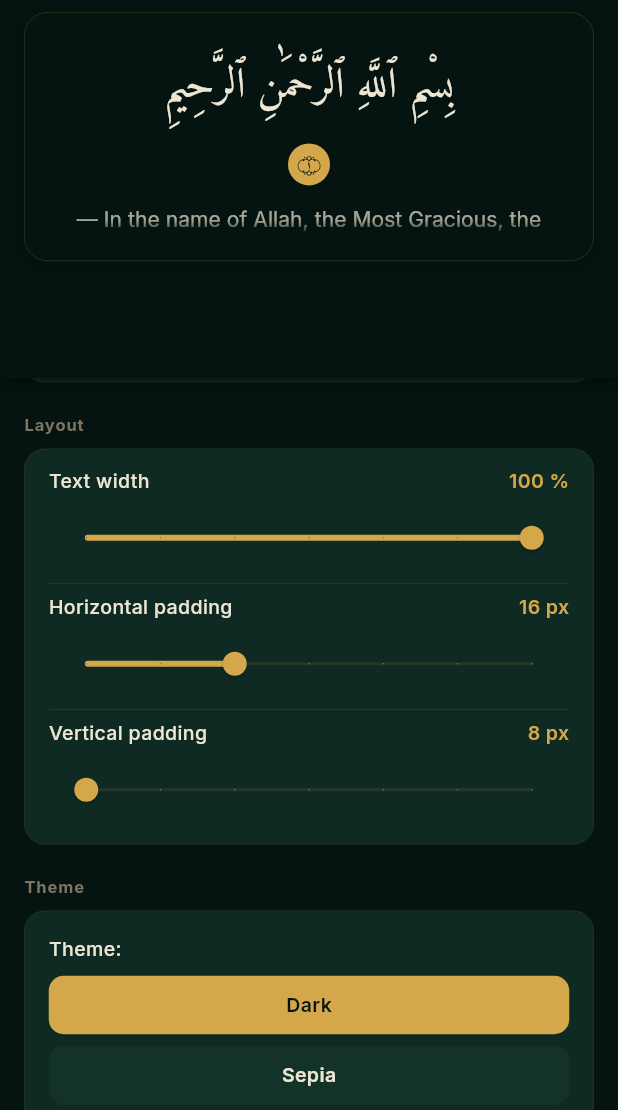
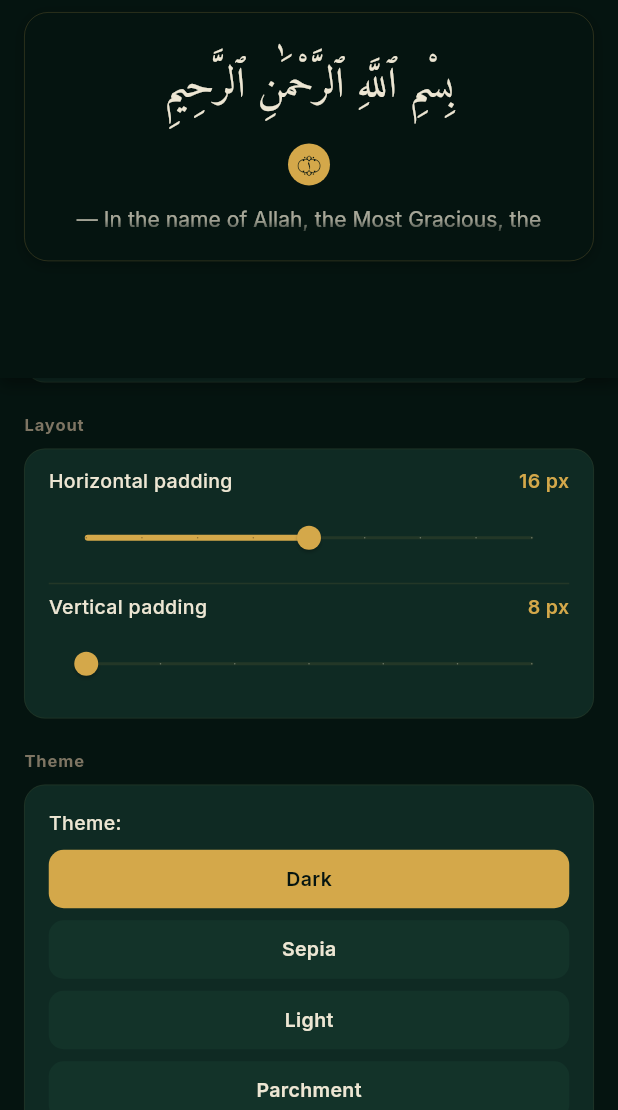
Before and after one commit to darlo-io/My_VC_Projects, a Flutter app: the ReaderDisplaySettingsScreen screen opened by its route, scrolled down 576 dp, on a phone screen of 412 x 824 dp, the part 126-1236 px from its top. Run offline on Flutter 3.47's test engine with Material 3 defaults, Android fonts, the phone set to English and light mode, and no system bars; our stand-ins replace audio_service, dio, drift, flutter_riverpod, go_router, just_audio and 1 more; missing offline and left inert: cryptography; accounts and stored records are empty; generated files the repository leaves out were written again.

Commit message:
refactor(settings): remove 'Text width' slider, paddingHorizontal min=0
1. **Удалён слайдер 'Ширина полосы' (textWidthPercent)**:
   - SliderRow для textWidthPercent удалён из настроек
     отображения (группа 'Макет').
   - l10n-ключ displaySettingsTextWidth удалён из 3 .arb.
   - Поле [textWidthPercent] сохранено в [ReaderDisplaySettings]
     (defaults: 100.0) — текст в Reader всегда занимает полную
     ширину экрана.

2. **'Горизонтальный отступ' (paddingHorizontal)**:
   - Начало диапазона: 8 → 0 (текст может быть вплотную к
     краям экрана).
   - Количество делений: 6 → 8 (более плавная регулировка:
     0, 4, 8, 12, 16, 20, 24, 28, 32).

Все 33 unit-теста проходят. Reader запускается без ошибок.
Скрин tool/settings_no_textwidth.png — Reader в lineByLine
с ornament-разделителями ۝N (золотой глиф + цифра в цвете
текста).

```diff
--- a/quran_app/lib/features/reader_settings/presentation/reader_display_settings_screen.dart
+++ b/quran_app/lib/features/reader_settings/presentation/reader_display_settings_screen.dart
@@ -307,23 +307,20 @@ class _ReaderDisplaySettingsScreenState
               _SettingsCard(
                 child: Column(
                   children: [
-                    SliderRow(
-                      label: t.displaySettingsTextWidth,
-                      value: _draft.textWidthPercent,
-                      min: 70,
-                      max: 100,
-                      divisions: 6,
-                      valueLabel: '${_draft.textWidthPercent.round()} ${t.displaySettingsUnitPercent}',
-                      onChanged: (v) =>
-                          _update(_draft.copyWith(textWidthPercent: v)),
-                    ),
-                    const _Divider(),
+                    // Слайдер «ширина полосы» (textWidthPercent) убран
+                    // по запросу пользователя. Текст в Reader всегда
+                    // занимает полную ширину экрана (100% по
+                    // умолчанию). Поле [textWidthPercent] сохранено
+                    // в [ReaderDisplaySettings] (defaults: 100.0) на
+                    // случай будущего использования.
                     SliderRow(
                       label: t.displaySettingsPaddingHorizontal,
                       value: _draft.paddingHorizontal,
-                      min: 8,
+                      // Начало диапазона: 0 (текст вплотную к
+                      // краям экрана) — было 8.
+                      min: 0,
                       max: 32,
-                      divisions: 6,
+                      divisions: 8,
                       valueLabel: '${_draft.paddingHorizontal.round()} ${t.displaySettingsUnitPx}',
                       onChanged: (v) =>
                           _update(_draft.copyWith(paddingHorizontal: v)),
--- a/quran_app/lib/l10n/app_ar.arb
+++ b/quran_app/lib/l10n/app_ar.arb
@@ -396,7 +396,6 @@
   "displaySettingsLineHeight": "ارتفاع السطر",
   "displaySettingsWordSpacing": "المسافة بين الكلمات",
   "displaySettingsFontFamily": "الخط",
-  "displaySettingsTextWidth": "عرض النص",
   "displaySettingsPaddingHorizontal": "هامش أفقي",
   "displaySettingsPaddingVertical": "هامش عمودي",
   "displaySettingsTranslationFontSize": "حجم خط الترجمة",
--- a/quran_app/lib/l10n/app_en.arb
+++ b/quran_app/lib/l10n/app_en.arb
@@ -444,7 +444,6 @@
   "displaySettingsLineHeight": "Line height",
   "displaySettingsWordSpacing": "Word spacing",
   "displaySettingsFontFamily": "Font",
-  "displaySettingsTextWidth": "Text width",
   "displaySettingsPaddingHorizontal": "Horizontal padding",
   "displaySettingsPaddingVertical": "Vertical padding",
   "displaySettingsTranslationFontSize": "Translation font size",
--- a/quran_app/lib/l10n/app_ru.arb
+++ b/quran_app/lib/l10n/app_ru.arb
@@ -396,7 +396,6 @@
   "displaySettingsLineHeight": "Межстрочный интервал",
   "displaySettingsWordSpacing": "Расст. между словами",
   "displaySettingsFontFamily": "Шрифт",
-  "displaySettingsTextWidth": "Ширина полосы",
   "displaySettingsPaddingHorizontal": "Горизонтальный отступ",
   "displaySettingsPaddingVertical": "Вертикальный отступ",
   "displaySettingsTranslationFontSize": "Размер шрифта перевода",
```
Also changed, not shown: quran_app/lib/l10n/generated/app_localizations.dart, quran_app/lib/l10n/generated/app_localizations_ar.dart, quran_app/lib/l10n/generated/app_localizations_en.dart, quran_app/lib/l10n/generated/app_localizations_ru.dart.
